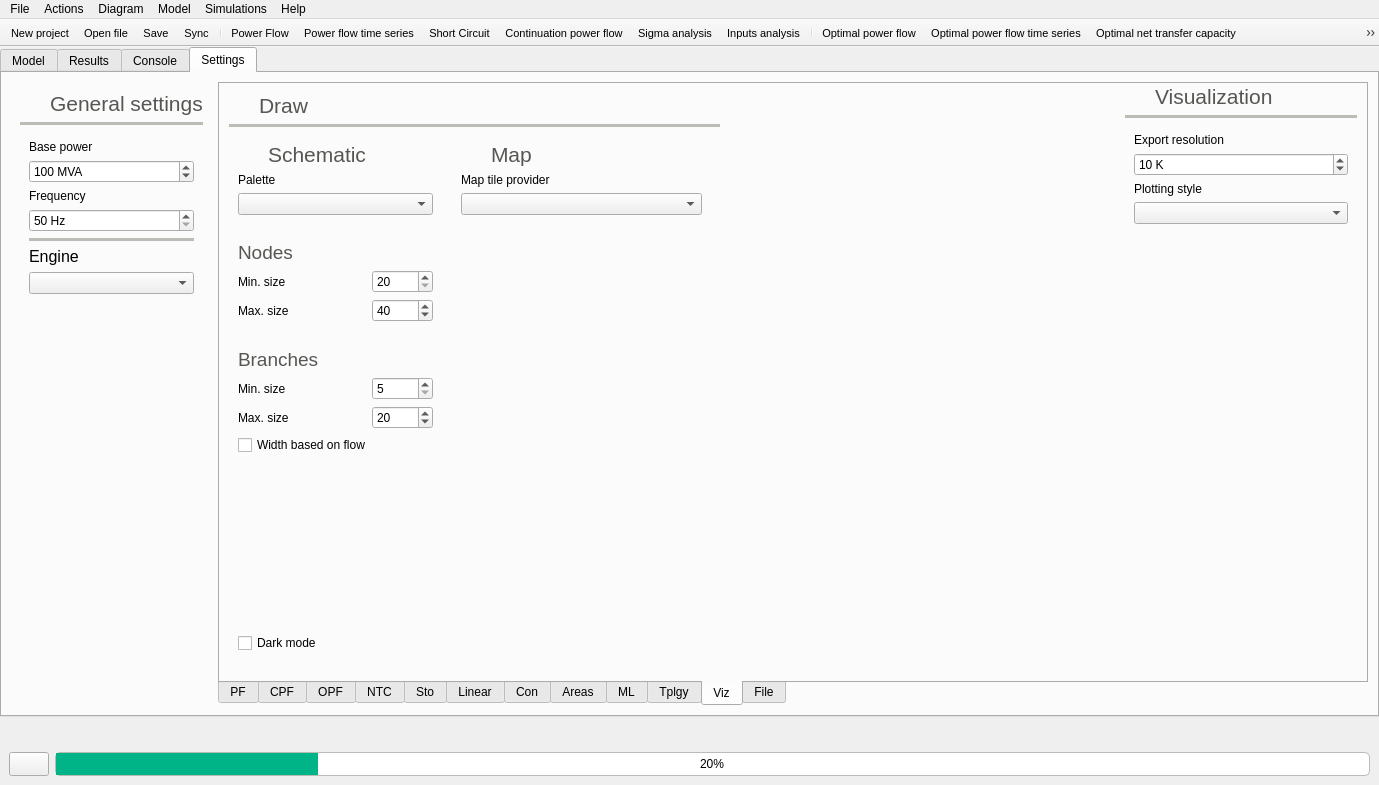
Above: src/GridCal/Gui/Main/MainWindow.ui from SanPen/GridCal before the change. Below: the same form after it.
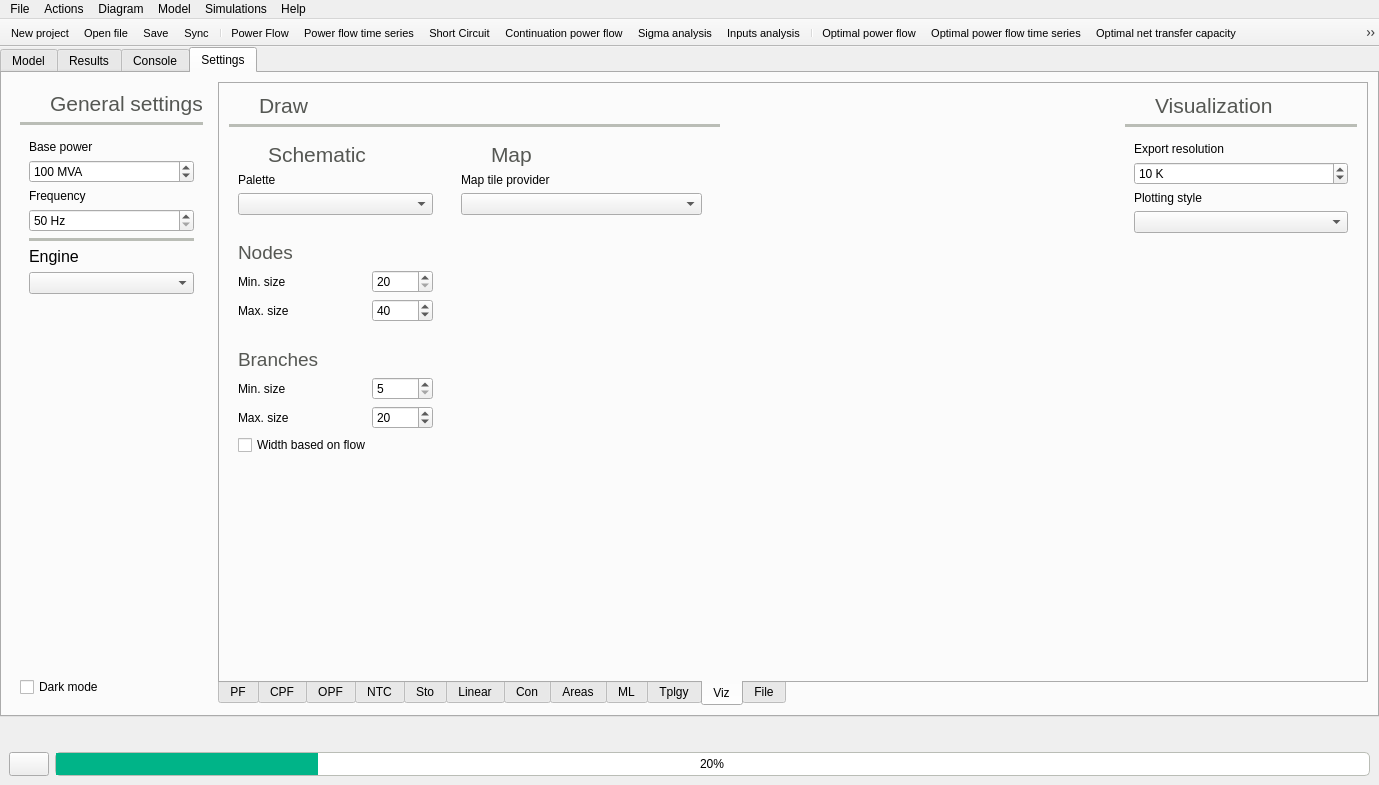
That is the form after the change. The open tabs and pages were chosen to show the change. Icons and pictures are not drawn.

```diff
--- a/src/GridCal/Gui/Main/MainWindow.ui
+++ b/src/GridCal/Gui/Main/MainWindow.ui
@@ -6961,13 +6961,6 @@
                        </property>
                       </widget>
                      </item>
-                     <item row="15" column="0">
-                      <widget class="QCheckBox" name="dark_mode_checkBox">
-                       <property name="text">
-                        <string>Dark mode</string>
-                       </property>
-                      </widget>
-                     </item>
                      <item row="7" column="1">
                       <widget class="QSpinBox" name="max_node_size_spinBox">
                        <property name="minimum">
@@ -7440,7 +7433,7 @@
               </property>
               <layout class="QVBoxLayout" name="verticalLayout_7">
                <property name="topMargin">
-                <number>0</number>
+                <number>9</number>
                </property>
                <item>
                 <widget class="QFrame" name="frame_37">
@@ -8132,6 +8125,13 @@
              </property>
             </spacer>
            </item>
+           <item>
+            <widget class="QCheckBox" name="dark_mode_checkBox">
+             <property name="text">
+              <string>Dark mode</string>
+             </property>
+            </widget>
+           </item>
           </layout>
          </widget>
         </item>
```
